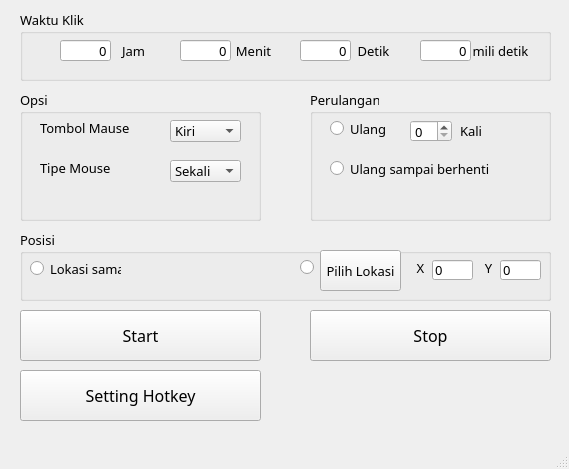
First picture: the form in ui/autoclicker.ui, repository rafiathallah3/Membuat-Auto-clicker, before the edit.
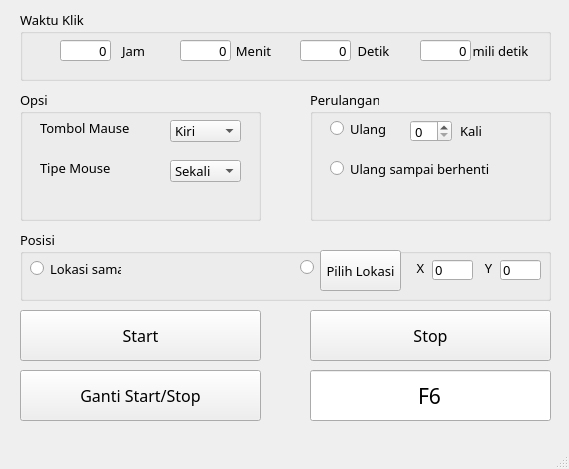
Second picture: the form after the edit. Icons and pictures are not drawn.

Diff of the .ui file:
```diff
--- a/ui/autoclicker.ui
+++ b/ui/autoclicker.ui
@@ -488,7 +488,32 @@
      </font>
     </property>
     <property name="text">
-     <string>Setting Hotkey</string>
+     <string>Ganti Start/Stop</string>
+    </property>
+   </widget>
+   <widget class="QLineEdit" name="KeybindLabel">
+    <property name="geometry">
+     <rect>
+      <x>310</x>
+      <y>370</y>
+      <width>241</width>
+      <height>51</height>
+     </rect>
+    </property>
+    <property name="font">
+     <font>
+      <family>Ebrima</family>
+      <pointsize>16</pointsize>
+     </font>
+    </property>
+    <property name="text">
+     <string>F6</string>
+    </property>
+    <property name="alignment">
+     <set>Qt::AlignCenter</set>
+    </property>
+    <property name="readOnly">
+     <bool>true</bool>
     </property>
    </widget>
   </widget>
```
Left out of the diff: 2 changed lines with no effect on the pictures.
